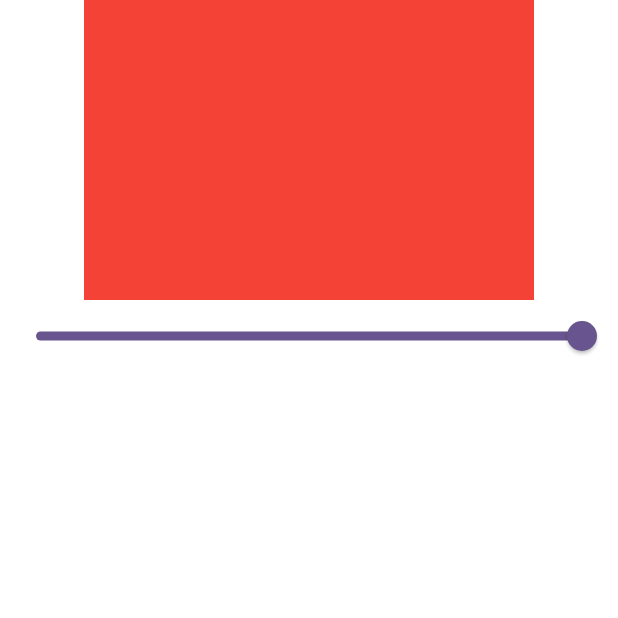
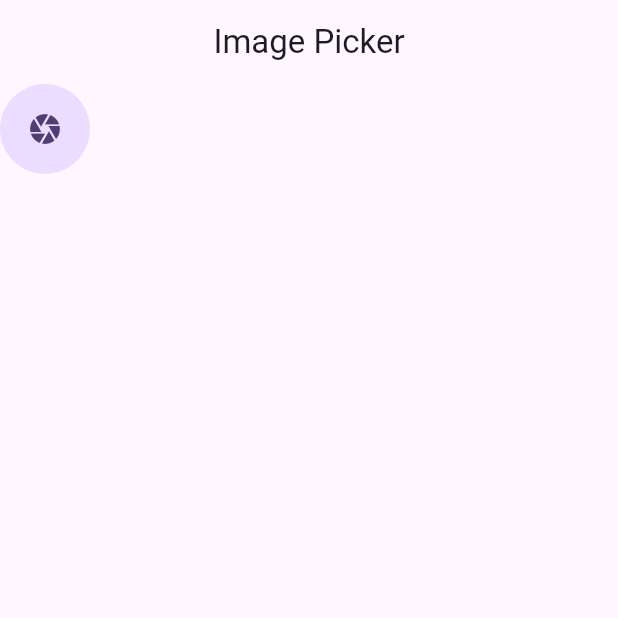
Before and after one commit to mfarooqone/Flutter-Bloc-Practice, a Flutter app: the screen it shows after launch, on a phone screen of 412 x 824 dp, the top half of it. Run offline on Flutter 3.47's test engine with Material 3 defaults, Android fonts, the phone set to English and light mode, and no system bars; our stand-ins replace bloc, equatable, flutter_bloc, image_picker.

Commit message:
WIP image picker

```diff
--- /dev/null
+++ b/lib/bloc/image_picker_bloc/image_picker_bloc.dart
@@ -0,0 +1,39 @@
+import 'package:flutter_bloc/flutter_bloc.dart';
+import 'package:image_picker/image_picker.dart';
+import 'package:switch_bloc_test/bloc/image_picker_bloc/image_picker_event.dart';
+import 'package:switch_bloc_test/bloc/image_picker_bloc/image_picker_state.dart';
+import 'package:switch_bloc_test/utils/image_picker_utils.dart';
+
+class ImagePickerBloc extends Bloc<ImagePickerEvent, ImagePickerState> {
+  final ImagePickerUtils imagePickerUtils;
+
+  ImagePickerBloc(this.imagePickerUtils) : super(const ImagePickerState()) {
+    on<CameraCapture>(onCameraCapture);
+    on<GalleryImagePicker>(onGallery);
+    on<ClearImage>(onClearImage);
+  }
+
+  void onCameraCapture(
+      CameraCapture event, Emitter<ImagePickerState> emit) async {
+    XFile? file = await imagePickerUtils.cameraCapture();
+    if (file != null) {
+      emit(state.copyWith(file: file));
+    } else {
+      emit(state.copyWith(file: null));
+    }
+  }
+
+  void onGallery(
+      GalleryImagePicker event, Emitter<ImagePickerState> emit) async {
+    XFile? file = await imagePickerUtils.pickImageFromGallery();
+    if (file != null) {
+      emit(state.copyWith(file: file));
+    } else {
+      emit(state.copyWith(file: null));
+    }
+  }
+
+  void onClearImage(ClearImage event, Emitter<ImagePickerState> emit) {
+    emit(state.copyWith(file: null));
+  }
+}
--- /dev/null
+++ b/lib/bloc/image_picker_bloc/image_picker_event.dart
@@ -0,0 +1,14 @@
+import 'package:equatable/equatable.dart';
+
+abstract class ImagePickerEvent extends Equatable {
+  const ImagePickerEvent();
+
+  @override
+  List<Object> get props => [];
+}
+
+class CameraCapture extends ImagePickerEvent {}
+
+class GalleryImagePicker extends ImagePickerEvent {}
+
+class ClearImage extends ImagePickerEvent {}
--- /dev/null
+++ b/lib/bloc/image_picker_bloc/image_picker_state.dart
@@ -0,0 +1,20 @@
+import 'package:equatable/equatable.dart';
+import 'package:image_picker/image_picker.dart';
+
+class ImagePickerState extends Equatable {
+  final XFile? file;
+  const ImagePickerState({this.file});
+
+  ///
+  ///
+  ///
+  ImagePickerState copyWith({XFile? file}) {
+    return ImagePickerState(file: file ?? this.file);
+  }
+
+  ///
+  ///
+  ///
+  @override
+  List<Object?> get props => [file];
+}
--- a/lib/main.dart
+++ b/lib/main.dart
@@ -1,8 +1,10 @@
 import 'package:flutter/material.dart';
 import 'package:flutter_bloc/flutter_bloc.dart';
+import 'package:switch_bloc_test/bloc/image_picker_bloc/image_picker_bloc.dart';
 import 'package:switch_bloc_test/bloc/slider_bloc/slider_bloc.dart';
 import 'package:switch_bloc_test/bloc/switch_bloc/switch_bloc.dart';
-import 'package:switch_bloc_test/view/slider_widget/slider_widget.dart';
+import 'package:switch_bloc_test/utils/image_picker_utils.dart';
+import 'package:switch_bloc_test/view/image_picker_screen/image_picker_screen.dart';
 
 void main() {
   runApp(const MyApp());
@@ -18,6 +20,7 @@ class MyApp extends StatelessWidget {
       providers: [
         BlocProvider(create: (context) => SwitchBloc()),
         BlocProvider(create: (context) => SliderBloc()),
+        BlocProvider(create: (context) => ImagePickerBloc(ImagePickerUtils())),
       ],
       child: MaterialApp(
         title: 'Flutter Demo',
@@ -25,7 +28,9 @@ class MyApp extends StatelessWidget {
           colorScheme: ColorScheme.fromSeed(seedColor: Colors.deepPurple),
           useMaterial3: true,
         ),
-        home: const SliderWidget(),
+        // home: const SwitchWidget(),
+        // home: const SliderWidget(),
+        home: const ImagePickerScreen(),
       ),
     );
   }
--- /dev/null
+++ b/lib/utils/image_picker_utils.dart
@@ -0,0 +1,15 @@
+import 'package:image_picker/image_picker.dart';
+
+class ImagePickerUtils {
+  final ImagePicker _picker = ImagePicker();
+
+  Future<XFile?> cameraCapture() async {
+    final XFile? file = await _picker.pickImage(source: ImageSource.camera);
+    return file;
+  }
+
+  Future<XFile?> pickImageFromGallery() async {
+    final XFile? file = await _picker.pickImage(source: ImageSource.gallery);
+    return file;
+  }
+}
--- /dev/null
+++ b/lib/view/image_picker_screen/image_picker_screen.dart
@@ -0,0 +1,78 @@
+import 'dart:io';
+
+import 'package:flutter/material.dart';
+import 'package:flutter_bloc/flutter_bloc.dart';
+import 'package:switch_bloc_test/bloc/image_picker_bloc/image_picker_bloc.dart';
+import 'package:switch_bloc_test/bloc/image_picker_bloc/image_picker_event.dart';
+import 'package:switch_bloc_test/bloc/image_picker_bloc/image_picker_state.dart';
+
+class ImagePickerScreen extends StatefulWidget {
+  const ImagePickerScreen({super.key});
+
+  @override
+  State<ImagePickerScreen> createState() => _ImagePickerScreenState();
+}
+
+class _ImagePickerScreenState extends State<ImagePickerScreen> {
+  @override
+  Widget build(BuildContext context) {
+    return Scaffold(
+      appBar: AppBar(
+        title: const Text("Image Picker"),
+        centerTitle: true,
+      ),
+      body: SafeArea(
+        child: Column(
+          children: [
+            ///
+            /// Camera picker
+            ///
+            BlocBuilder<ImagePickerBloc, ImagePickerState>(
+              builder: (context, state) {
+                if (state.file == null) {
+                  return InkWell(
+                    onTap: () {
+                      print("Camera button pressed");
+                      context.read<ImagePickerBloc>().add(CameraCapture());
+                    },
+                    child: const CircleAvatar(
+                      radius: 30,
+                      child: Icon(
+                        Icons.camera,
+                      ),
+                    ),
+                  );
+                } else {
+                  return SizedBox(
+                    width: 200,
+                    height: 200,
+                    child: Column(
+                      children: [
+                        SizedBox(
+                          width: 150,
+                          height: 150,
+                          child: Image.file(
+                            File(
+                              state.file!.path,
+                            ),
+                            fit: BoxFit.cover,
+                          ),
+                        ),
+                        TextButton(
+                          onPressed: () {
+                            context.read<ImagePickerBloc>().add(ClearImage());
+                          },
+                          child: const Text("Clear"),
+                        )
+                      ],
+                    ),
+                  );
+                }
+              },
+            ),
+          ],
+        ),
+      ),
+    );
+  }
+}
--- a/pubspec.yaml
+++ b/pubspec.yaml
@@ -33,6 +33,7 @@ dependencies:
   bloc: ^8.1.4
   flutter_bloc: ^8.1.6
   equatable: ^2.0.5
+  image_picker: ^1.1.2
 
 
   # The following adds the Cupertino Icons font to your application.
```
Also changed, not shown: 15 other files.
